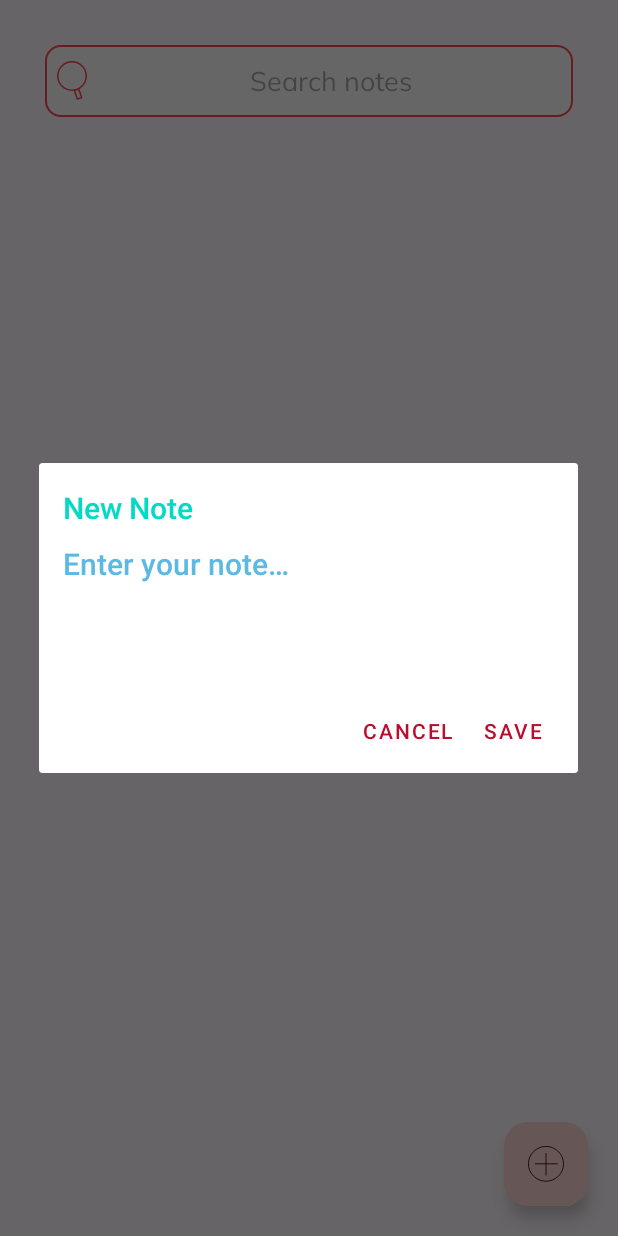
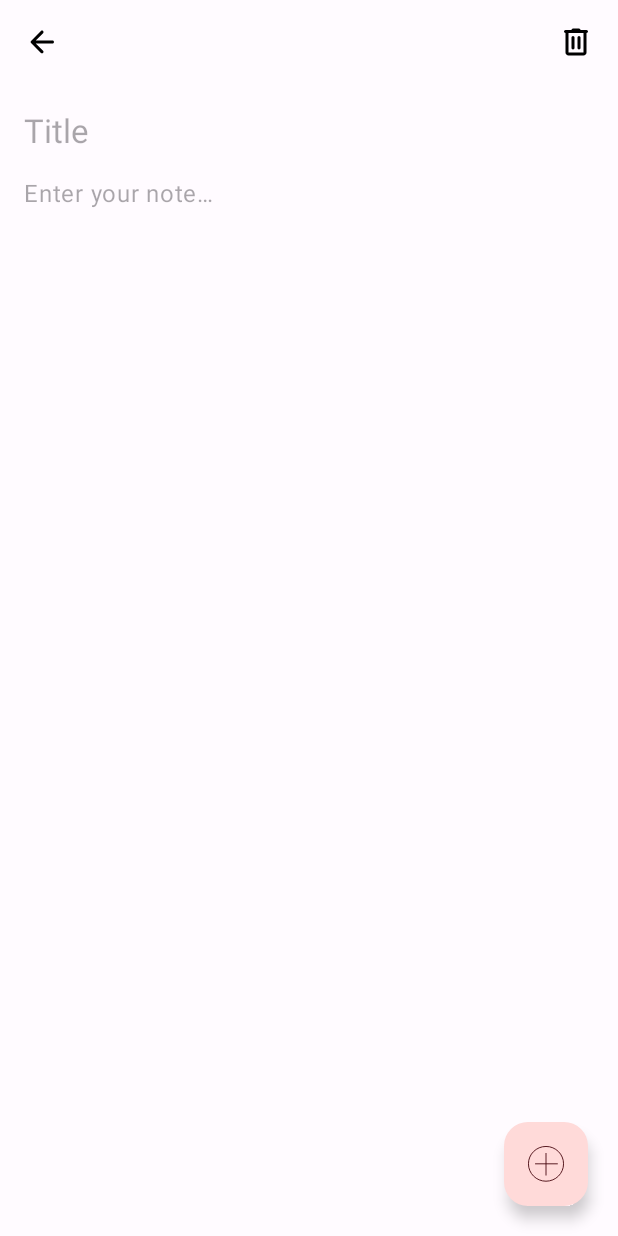
Before and after one commit to MoaazAtik/Pouch, an Android app: the screen it shows after launch (MainActivity), after a tap on an icon or button, on a phone screen of 412 x 824 dp. Run offline under Robolectric (Android 15) with nearby library versions, the phone set to English and light mode, and no system bars.

Commit message:
working on note fragment

```diff
--- a/app/src/main/java/com/example/sqliteapp/MainActivity.java
+++ b/app/src/main/java/com/example/sqliteapp/MainActivity.java
@@ -4,7 +4,6 @@ import androidx.appcompat.app.AppCompatActivity;
 import androidx.fragment.app.FragmentManager;
 import androidx.fragment.app.FragmentTransaction;
 import androidx.recyclerview.widget.DefaultItemAnimator;
-import androidx.recyclerview.widget.GridLayoutManager;
 import androidx.recyclerview.widget.LinearLayoutManager;
 import androidx.recyclerview.widget.RecyclerView;
 import androidx.recyclerview.widget.StaggeredGridLayoutManager;
@@ -16,7 +15,6 @@ import android.text.TextUtils;
 import android.util.Log;
 import android.view.LayoutInflater;
 import android.view.View;
-import android.widget.Button;
 import android.widget.EditText;
 import android.widget.TextView;
 import android.widget.Toast;
@@ -62,7 +60,9 @@ public class MainActivity extends AppCompatActivity {
 //        Button addNote = findViewById(R.id.addNoteBtn);
         FloatingActionButton addNote = findViewById(R.id.addNoteBtn);
         addNote.setOnClickListener(v ->
-                showNoteDialog(false, null, -1));
+//                showNoteDialog(false, null, -1)
+                openNote(false,null, -1)
+        );
 
         /*
         Touch Listener of Recycler View Items.
@@ -76,7 +76,7 @@ public class MainActivity extends AppCompatActivity {
                             @Override
                             public void onClick(View view, int position) {
                                 Log.d(TAG, "onClick: ");
-                                addNote(null);
+                                openNote(true, notesList.get(position), position);
                             }
 
                             @Override
@@ -184,7 +184,19 @@ public class MainActivity extends AppCompatActivity {
 //     * @param position     of note to be updated, or -1 when creating new note.
      */
 //    private void addNote(final boolean shouldUpdate, final Note note, final int position) {
-    private void addNote(final Note note) {
+    private void openNote(final boolean shouldUpdate, final Note note, final int position) {
+
+        NoteFragment noteFragment = new NoteFragment();
+        if (note != null) {
+            Bundle argsBundle = new Bundle();
+
+            argsBundle.putInt(DatabaseHelper.COLUMN_ID, note.getId());
+            argsBundle.putString(DatabaseHelper.COLUMN_NOTE_BODY, note.getNoteBody());
+            argsBundle.putString(DatabaseHelper.COLUMN_TIMESTAMP, note.getTimestamp());
+
+            noteFragment.setArguments(argsBundle);
+            Log.d(TAG, "openNote: argsBundle " + argsBundle);
+        }
 
         // Direct to MoreFragment
         FragmentManager fragmentManager = getSupportFragmentManager();
@@ -196,59 +208,43 @@ public class MainActivity extends AppCompatActivity {
                 androidx.fragment.R.animator.fragment_close_enter, // Pop enter animation (when navigating back)
                 androidx.fragment.R.animator.fragment_fade_exit // Pop exit animation (when navigating back)
         );
-        fragmentTransaction.replace(R.id.fragment_container_note, new NoteFragment());
+//        fragmentTransaction.replace(R.id.fragment_container_note, new NoteFragment());
+        fragmentTransaction.replace(R.id.fragment_container_note, noteFragment);
         fragmentTransaction.addToBackStack(null);
         fragmentTransaction.commit();
 
-//        LayoutInflater layoutInflater = LayoutInflater.from(getApplicationContext());
-//        View view = layoutInflater.inflate(R.layout.note_dialog, null);
-//        AlertDialog.Builder builder = new AlertDialog.Builder(MainActivity.this);
-//        builder.setView(view);
-//
-//        final EditText etNoteBody = view.findViewById(R.id.note);
-//
-//        TextView dialogTitle = view.findViewById(R.id.dialog_title);
-////        dialogTitle.setText(!shouldUpdate ? getString(R.string.lbl_new_note_title) : getString(R.string.lbl_edit_note_title));
-//
-////        if (shouldUpdate) {
-////            etNoteBody.setText(note.getNoteBody());
-////        }
-//
-//        builder
-//                .setCancelable(false)
-////                .setPositiveButton(
-////                        shouldUpdate ? "update" : "save",
-////                        new DialogInterface.OnClickListener() {
-////                            public void onClick(DialogInterface dialog, int which) {
-////                                String noteBody = etNoteBody.getText().toString();
-////
-////                                // show toast message when no text is entered
-////                                if (TextUtils.isEmpty(noteBody)) {
-////                                    Toast.makeText(MainActivity.this, "Enter note!", Toast.LENGTH_SHORT).show();
-////                                    return;
-////                                } else {
-////                                    dialog.dismiss();
-////                                }
-////                                // check if user updating note
-////                                if (shouldUpdate) {
-////                                    updateNote(noteBody, position);
-////                                } else {
-////                                    createNote(noteBody);
-////                                }
-////                            }
-////                        })
-//
-//                .setNegativeButton(
-//                        "cancel",
-//                        new DialogInterface.OnClickListener() {
-//                            public void onClick(DialogInterface dialog, int which) {
-//                                dialog.cancel();
-//                            }
-//                        });
-//
-//        final AlertDialog alertDialog = builder.create();
-//        alertDialog.show();
-    }//addNote()
+        Log.d(TAG, "openNote: ");
+
+        noteFragment.setDataPassListener(new NoteFragment.DataPassListener() {
+            @Override
+            public void onDataPass(String noteTitle, String noteBody) {
+                Log.d(TAG, "onDataPass: noteTitle "+noteTitle);
+                Log.d(TAG, "onDataPass: noteBody "+noteBody);
+
+//                String noteBody = noteBody;
+
+                // show toast message when no text is entered
+//                if (TextUtils.isEmpty(noteBody)) {
+                if (TextUtils.isEmpty(noteTitle) && TextUtils.isEmpty(noteBody)) {
+                    Log.d(TAG, "empty note ");
+                    Toast.makeText(MainActivity.this, "Enter note!", Toast.LENGTH_SHORT).show();
+                    return;
+                }
+
+//                else {
+//                    dialog.dismiss();
+//                }
+                // check if user updating note
+                if (shouldUpdate) {
+                    updateNote(noteBody, position);
+                } else {
+                    createNote(noteBody);
+                }
+
+            }
+        });
+
+    }
 
     /**
      * Show alert dialog with EditText options to create or edit a note.
--- a/app/src/main/java/com/example/sqliteapp/NoteFragment.java
+++ b/app/src/main/java/com/example/sqliteapp/NoteFragment.java
@@ -1,10 +1,12 @@
 package com.example.sqliteapp;
 
 import android.os.Bundle;
+import android.util.Log;
 import android.view.LayoutInflater;
 import android.view.View;
 import android.view.ViewGroup;
 import android.widget.Button;
+import android.widget.EditText;
 import android.widget.ImageButton;
 
 import androidx.annotation.NonNull;
@@ -17,7 +19,11 @@ public class NoteFragment extends Fragment {
 
     private static final String TAG = "NoteFragment";
 
-    ImageButton btnBack, btnDelete;
+    private ImageButton btnBack, btnDelete;
+    private EditText etNoteTitle, etNoteBody;
+    private DataPassListener dataPassListener;
+
+    private DatabaseHelper databaseHelper;
 
     @Nullable
     @Override
@@ -32,31 +38,18 @@ public class NoteFragment extends Fragment {
 //        btnBack = (ImageButton) view.findViewById(R.id.btn_back);
         btnBack = view.findViewById(R.id.btn_back);
         btnDelete = view.findViewById(R.id.btn_delete);
+        etNoteTitle = view.findViewById(R.id.et_note_title);
+        etNoteBody = view.findViewById(R.id.et_note_body);
+
+        databaseHelper = new DatabaseHelper(requireContext());
+
+        initializeNote();
 
         //btnBack
         btnBack.setOnClickListener(v -> {
 
             closeNote();
 
-//            // Get the Uri of the default tone
-//            int rawResourceId = R.raw.soft;
-//            String rawResourceString = ContentResolver.SCHEME_ANDROID_RESOURCE + "://" +
-//                    getResources().getResourcePackageName(rawResourceId) + '/' +
-//                    getResources().getResourceTypeName(rawResourceId) + '/' +
-//                    getResources().getResourceEntryName(rawResourceId);
-//            Uri rawResourceUri = Uri.parse(rawResourceString);
-//
-//            // Create an intent to open the ringtone picker to change the alarm tone of the app
-//            Intent intent = new Intent(RingtoneManager.ACTION_RINGTONE_PICKER);//to choose from internal (ringtones) storage
-//            intent.putExtra(RingtoneManager.EXTRA_RINGTONE_TYPE, RingtoneManager.TYPE_ALL);
-//            intent.putExtra(RingtoneManager.EXTRA_RINGTONE_TITLE, "Select Tone");
-//            intent.putExtra(RingtoneManager.EXTRA_RINGTONE_DEFAULT_URI, rawResourceUri);
-//            intent.putExtra(RingtoneManager.EXTRA_RINGTONE_SHOW_SILENT, false);
-//
-////                Intent intent = new Intent(Intent.ACTION_PICK, MediaStore.Audio.Media.EXTERNAL_CONTENT_URI); //to choose from external storage
-//
-//            // Open the ringtone picker
-//            mGetContent.launch(intent);
         });
 
         //btnDelete
@@ -85,7 +78,38 @@ public class NoteFragment extends Fragment {
         return view;
     }
 
+    private void initializeNote() {
+        Bundle argsBundle = getArguments();
+        Log.d(TAG, "initializeNote: ");
+        Log.d(TAG, "argsBundle "+argsBundle);
+
+        if (argsBundle != null) {
+            int id = argsBundle.getInt(DatabaseHelper.COLUMN_ID);
+            String noteBody = argsBundle.getString(DatabaseHelper.COLUMN_NOTE_BODY);
+            String timestamp = argsBundle.getString(DatabaseHelper.COLUMN_TIMESTAMP);
+            Log.d(TAG, "id "+id);
+            Log.d(TAG, "noteBody "+noteBody);
+            Log.d(TAG, "timestamp "+timestamp);
+
+            etNoteTitle.setText(id + " - " + timestamp);
+            etNoteBody.setText(noteBody);
+        }
+    }
+
     private void closeNote() {
+
+        String noteTitle = etNoteTitle.getText().toString();
+        String noteBody = etNoteBody.getText().toString();
+
+        if (dataPassListener != null) {
+            dataPassListener.onDataPass(
+                    noteTitle,
+                    noteBody
+//                    "Neww Tt",
+//                    "Hello World!",
+            );
+        }
+
         // Get the FragmentManager
 //        assert getFragmentManager() != null; // Ensure that getFragmentManager() is not null
         FragmentManager fragmentManager = requireActivity().getSupportFragmentManager();
@@ -111,4 +135,17 @@ public class NoteFragment extends Fragment {
         // Commit the transaction
         fragmentTransaction.commit();
     }
+
+    public void setDataPassListener(DataPassListener listener) {
+        this.dataPassListener = listener;
+    }
+
+
+    public interface DataPassListener {
+        void onDataPass(
+                String noteTitle,
+                String noteBody
+//                boolean shouldUpdate
+        );
+    }
 }
```
